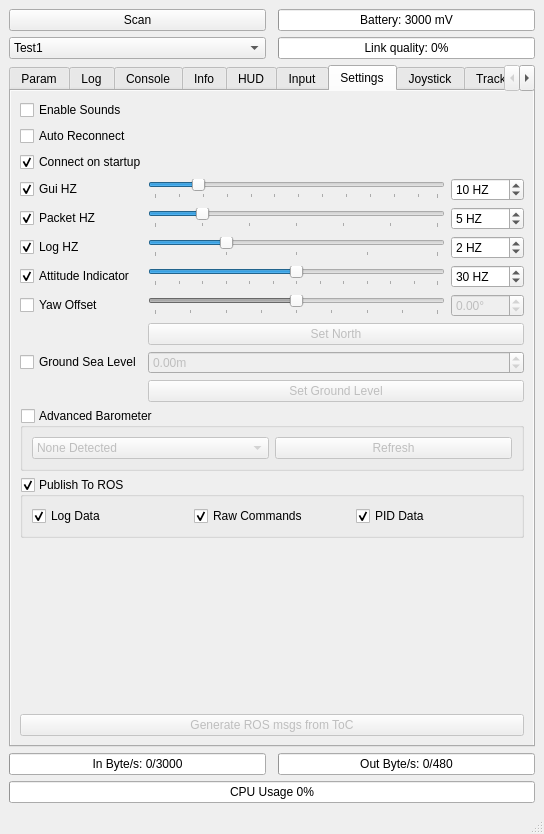
First picture: the form in src/crazyflieROS/ui/driverGUI.ui, repository omwdunkley/crazyflieROS, before the edit.
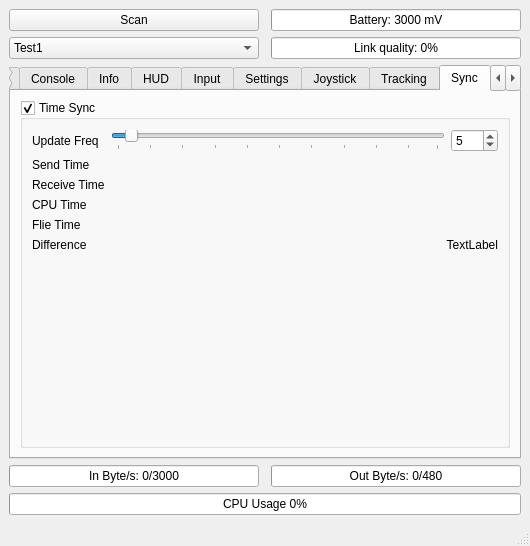
Second picture: the form after the edit.

Commit message: added delay estimation and clock sync

What changed in the file:
```diff
--- a/src/crazyflieROS/ui/driverGUI.ui
+++ b/src/crazyflieROS/ui/driverGUI.ui
@@ -6,8 +6,8 @@
    <rect>
     <x>0</x>
     <y>0</y>
-    <width>544</width>
-    <height>834</height>
+    <width>530</width>
+    <height>546</height>
    </rect>
   </property>
   <property name="windowTitle">
@@ -146,7 +146,7 @@
     <item row="2" column="0" colspan="3">
      <widget class="QTabWidget" name="tabWidget">
       <property name="currentIndex">
-       <number>6</number>
+       <number>9</number>
       </property>
       <property name="documentMode">
        <bool>false</bool>
@@ -673,8 +673,8 @@
             <rect>
              <x>0</x>
              <y>0</y>
-             <width>522</width>
-             <height>608</height>
+             <width>492</width>
+             <height>567</height>
             </rect>
            </property>
            <layout class="QGridLayout" name="gridLayout_3">
@@ -1189,6 +1189,174 @@
        </attribute>
        <layout class="QVBoxLayout" name="verticalLayout_5"/>
       </widget>
+      <widget class="QWidget" name="tabSync">
+       <attribute name="title">
+        <string>Sync</string>
+       </attribute>
+       <layout class="QGridLayout" name="gridLayout_12">
+        <item row="0" column="0">
+         <widget class="QGroupBox" name="groupBox_sync">
+          <property name="title">
+           <string>Time Sync</string>
+          </property>
+          <property name="checkable">
+           <bool>true</bool>
+          </property>
+          <layout class="QGridLayout" name="gridLayout_13">
+           <item row="4" column="0">
+            <widget class="QLabel" name="label_18">
+             <property name="text">
+              <string>Flie Time</string>
+             </property>
+            </widget>
+           </item>
+           <item row="4" column="1" colspan="2">
+            <widget class="QLabel" name="label_flietime">
+             <property name="text">
+              <string/>
+             </property>
+             <property name="alignment">
+              <set>Qt::AlignRight|Qt::AlignTrailing|Qt::AlignVCenter</set>
+             </property>
+            </widget>
+           </item>
+           <item row="6" column="1">
+            <spacer name="verticalSpacer_5">
+             <property name="orientation">
+              <enum>Qt::Vertical</enum>
+             </property>
+             <property name="sizeHint" stdset="0">
+              <size>
+               <width>20</width>
+               <height>40</height>
+              </size>
+             </property>
+            </spacer>
+           </item>
+           <item row="0" column="0">
+            <widget class="QLabel" name="label_7">
+             <property name="text">
+              <string>Update Freq</string>
+             </property>
+            </widget>
+           </item>
+           <item row="0" column="1">
+            <widget class="QSlider" name="horizontalSlider_syncHz">
+             <property name="minimum">
+              <number>1</number>
+             </property>
+             <property name="maximum">
+              <number>100</number>
+             </property>
+             <property name="singleStep">
+              <number>5</number>
+             </property>
+             <property name="value">
+              <number>5</number>
+             </property>
+             <property name="orientation">
+              <enum>Qt::Horizontal</enum>
+             </property>
+             <property name="tickPosition">
+              <enum>QSlider::TicksBelow</enum>
+             </property>
+             <property name="tickInterval">
+              <number>10</number>
+             </property>
+            </widget>
+           </item>
+           <item row="0" column="2">
+            <widget class="QSpinBox" name="spinBox_syncHz">
+             <property name="minimum">
+              <number>1</number>
+             </property>
+             <property name="maximum">
+              <number>100</number>
+             </property>
+             <property name="value">
+              <number>5</number>
+             </property>
+            </widget>
+           </item>
+           <item row="2" column="0">
+            <widget class="QLabel" name="label_14">
+             <property name="text">
+              <string>Receive Time</string>
+             </property>
+            </widget>
+           </item>
+           <item row="1" column="0">
+            <widget class="QLabel" name="label_12">
+             <property name="text">
+              <string>Send Time</string>
+             </property>
+            </widget>
+           </item>
+           <item row="3" column="1" colspan="2">
+            <widget class="QLabel" name="label_cputime">
+             <property name="text">
+              <string/>
+             </property>
+             <property name="alignment">
+              <set>Qt::AlignRight|Qt::AlignTrailing|Qt::AlignVCenter</set>
+             </property>
+            </widget>
+           </item>
+           <item row="2" column="1" colspan="2">
+            <widget class="QLabel" name="label_down">
+             <property name="layoutDirection">
+              <enum>Qt::LeftToRight</enum>
+             </property>
+             <property name="text">
+              <string/>
+             </property>
+             <property name="alignment">
+              <set>Qt::AlignRight|Qt::AlignTrailing|Qt::AlignVCenter</set>
+             </property>
+            </widget>
+           </item>
+           <item row="3" column="0">
+            <widget class="QLabel" name="label_15">
+             <property name="text">
+              <string>CPU Time</string>
+             </property>
+            </widget>
+           </item>
+           <item row="1" column="1" colspan="2">
+            <widget class="QLabel" name="label_up">
+             <property name="layoutDirection">
+              <enum>Qt::LeftToRight</enum>
+             </property>
+             <property name="text">
+              <string/>
+             </property>
+             <property name="alignment">
+              <set>Qt::AlignRight|Qt::AlignTrailing|Qt::AlignVCenter</set>
+             </property>
+            </widget>
+           </item>
+           <item row="5" column="0">
+            <widget class="QLabel" name="label_19">
+             <property name="text">
+              <string>Difference</string>
+             </property>
+            </widget>
+           </item>
+           <item row="5" column="1" colspan="2">
+            <widget class="QLabel" name="label_difftime">
+             <property name="text">
+              <string>TextLabel</string>
+             </property>
+             <property name="alignment">
+              <set>Qt::AlignRight|Qt::AlignTrailing|Qt::AlignVCenter</set>
+             </property>
+            </widget>
+           </item>
+          </layout>
+         </widget>
+        </item>
+       </layout>
+      </widget>
       <widget class="QWidget" name="tab_PID">
        <attribute name="title">
         <string>PID</string>
```
Left out of the diff: 65 changed lines with no effect on the pictures. The commit also changes 9 other files.
